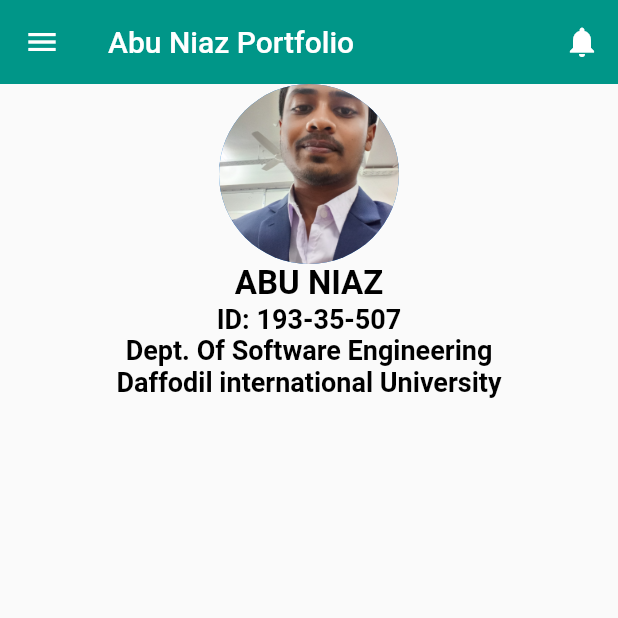
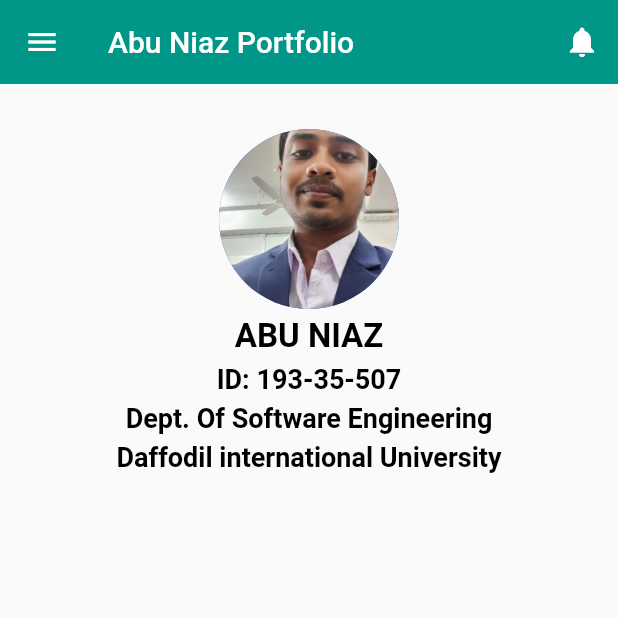
Before and after one commit to AbuNiaz/Self_Introduce, a Flutter app: the screen it shows after launch, on a phone screen of 412 x 824 dp, the top half of it. Run offline on Flutter 3.47's test engine with Material 2 defaults, Android fonts, the phone set to English and light mode, and no system bars.

Commit message:
Update home.dart

```diff
--- a/lib/home.dart
+++ b/lib/home.dart
@@ -17,25 +17,40 @@ class MyHomePage extends StatelessWidget {
       body: Center(
         child: Column(
           children: const [
+            SizedBox(
+              height: 30,
+            ),
             CircleAvatar(
               radius: 60,
               backgroundImage: AssetImage('images/me.jpg'),
+            ),
+            SizedBox(
+              height: 5,
             ),
             Text('ABU NIAZ',
                 style: TextStyle(
                     fontSize: 22,
                     color: Colors.black,
                     fontWeight: FontWeight.bold)),
+            SizedBox(
+              height: 5,
+            ),
             Text('ID: 193-35-507',
                 style: TextStyle(
                     fontSize: 18,
                     color: Colors.black,
                     fontWeight: FontWeight.bold)),
+            SizedBox(
+              height: 5,
+            ),
             Text('Dept. Of Software Engineering',
                 style: TextStyle(
                     fontSize: 18,
                     color: Colors.black,
                     fontWeight: FontWeight.bold)),
+            SizedBox(
+              height: 5,
+            ),
             Text('Daffodil international University',
                 style: TextStyle(
                     fontSize: 18,
```
